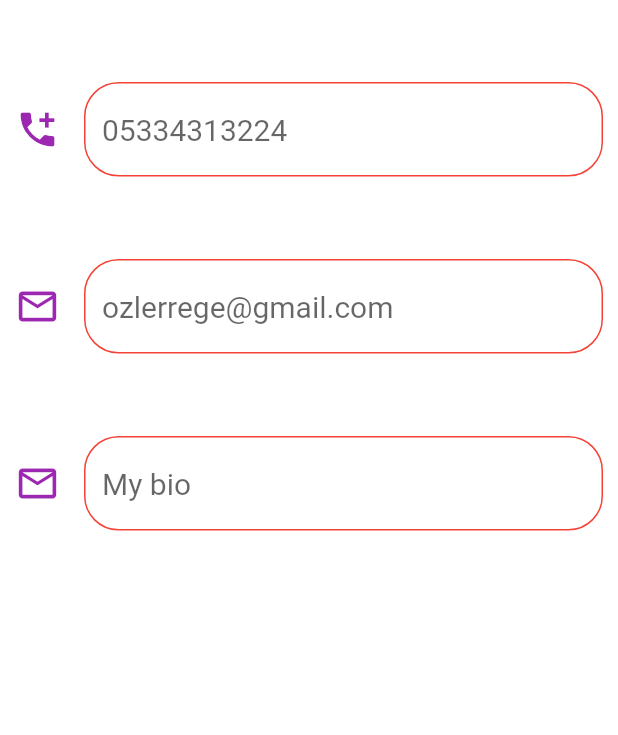
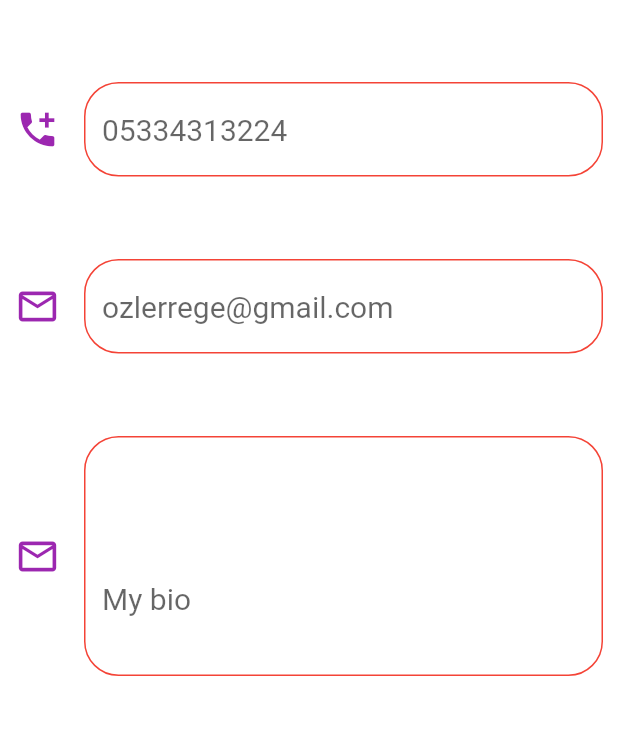
Before and after one commit to ozlerege/approachablegeek, a Flutter app: the screen it shows after launch, on a phone screen of 412 x 824 dp, the part 419-1154 px from its top. Run offline on Flutter 3.47's test engine with Material 2 defaults, Android fonts, the light colour scheme and no system bars; Roboto replaces fonts that are missing (NerkoOne).

Commit message:
editing bio box

```diff
--- a/lib/main.dart
+++ b/lib/main.dart
@@ -46,9 +46,11 @@
                     ),
                   ),
                   focusedBorder: OutlineInputBorder(
+
                     borderRadius: BorderRadius.circular(23.0),
                     borderSide: BorderSide(
                       color: Colors.red,
+                      width: 3.0,
                     ),
                   ),
                   icon: Icon(
@@ -90,6 +92,7 @@
                         borderRadius: BorderRadius.circular(23.0),
                         borderSide: BorderSide(
                           color: Colors.red,
+                          width: 3.0,
                         ),
                       ),
                       icon: Icon(
@@ -120,6 +123,7 @@
 
                   ),
                   decoration: InputDecoration(
+
                       enabledBorder: OutlineInputBorder(
                         borderRadius: BorderRadius.circular(23.0),
                         borderSide: BorderSide(
@@ -127,9 +131,11 @@
                         ),
                       ),
                       focusedBorder: OutlineInputBorder(
+
                         borderRadius: BorderRadius.circular(23.0),
                         borderSide: BorderSide(
                           color: Colors.red,
+                          width: 3.0,
                         ),
                       ),
                       icon: Icon(
@@ -150,10 +156,16 @@
             ),
             Padding(
               padding: EdgeInsets.all(10),
-              child: TextFormField(
+
+
+              child:
+              TextFormField(
                   keyboardType: TextInputType.emailAddress,
                   cursorColor: Colors.red,
+                  cursorHeight: 5,
+                  textAlign: TextAlign.left,
                   style: TextStyle(
+                    height: 6,
                     color: Colors.deepOrange,
                     fontFamily: "NerkoOne",
                     fontSize: 20,
@@ -170,6 +182,7 @@
                         borderRadius: BorderRadius.circular(23.0),
                         borderSide: BorderSide(
                           color: Colors.red,
+                          width: 3.0,
                         ),
                       ),
                       icon: Icon(
@@ -184,10 +197,10 @@
                       )
                   )
               ),
-            ),
-          ],
 
-        ),
+          ),
+]
+      ),
       ),
     );
   }
```
